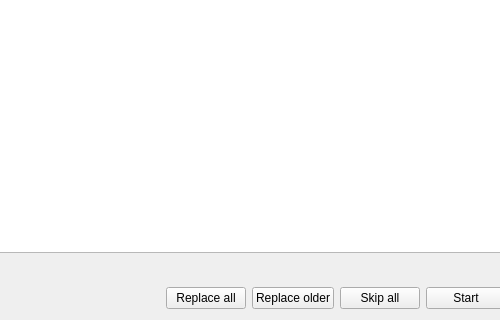
Above: fileoperationsui/cconflictlistdialog.ui from VioletGiraffe/file-operations before the change; both pictures show x 478 to 978 and y 200 to 520 of the 1100 by 520 pixel window. Below: the same form after it.
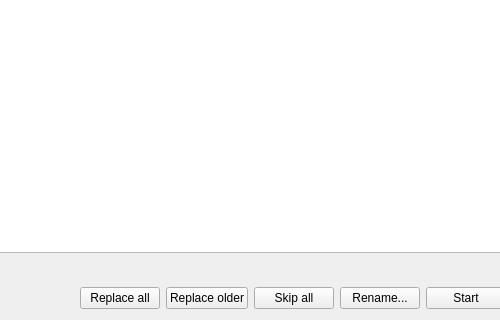
That is the form after the change.

Commit message: A conflict plan with one top-level file or folder offers Rename in the compact view; a single file's buttons read Replace and Skip

Patch:
```diff
--- a/fileoperationsui/cconflictlistdialog.ui
+++ b/fileoperationsui/cconflictlistdialog.ui
@@ -143,6 +143,13 @@
        </property>
       </widget>
      </item>
+     <item>
+      <widget class="QPushButton" name="btnQuickRename">
+       <property name="text">
+        <string>Rename...</string>
+       </property>
+      </widget>
+     </item>
      <item>
       <widget class="QPushButton" name="btnStart">
        <property name="text">
```
The commit also changes 4 other files.
